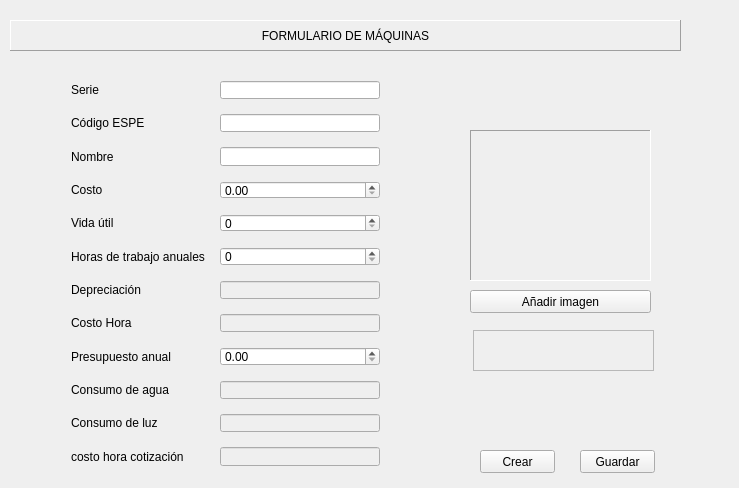
Exxu/cosmec-si, file cosmec/formulariomaq.ui: the form before one commit.
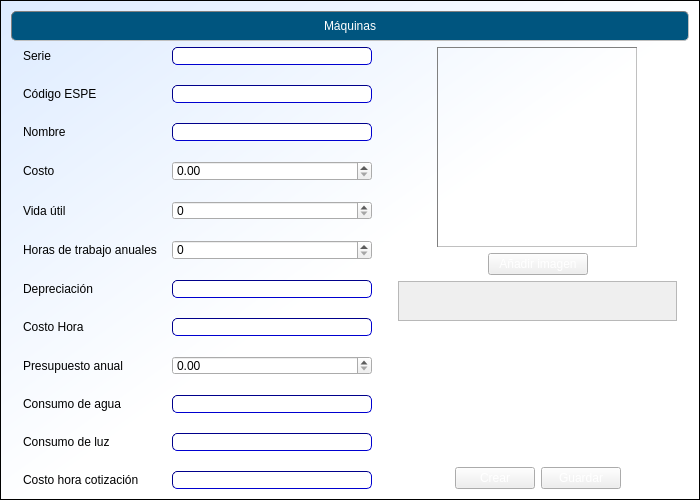
The form after the commit.

Commit message: formularios actualizados

```diff
--- a/cosmec/formulariomaq.ui
+++ b/cosmec/formulariomaq.ui
@@ -6,21 +6,71 @@
    <rect>
     <x>0</x>
     <y>0</y>
-    <width>739</width>
-    <height>488</height>
+    <width>700</width>
+    <height>500</height>
    </rect>
   </property>
+  <property name="minimumSize">
+   <size>
+    <width>700</width>
+    <height>500</height>
+   </size>
+  </property>
   <property name="windowTitle">
    <string>formularioMaq</string>
   </property>
+  <property name="styleSheet">
+   <string notr="true">QWidget#formularioMaq{
+background:qlineargradient(spread:pad, x1:0, y1:0, x2:1, y2:1, stop:0 rgba(221, 235, 255, 255), stop:0.522727 rgba(255, 255, 255, 255));
+border: 1px solid black;
+}
+.QFrame {
+ border: 1px inset gray;
+ border-radius: 5px;
+ background:  transparent;
+}
+QLabel#label {/*titulos de pág*/
+border: 1px inset gray;
+ border-radius: 5px;
+font: bold 12pt &quot;Calibri&quot;;
+background:rgb(0, 85, 127);
+color:white;
+qproperty-alignment: AlignCenter
+}
+QLabel#label_11 {/*foto*/
+border: 1px inset gray;
+qproperty-alignment: AlignCenter
+}
+QLabel{
+border: 0px;
+font: 11pt &quot;Arial&quot;;
+background: transparent;
+}
+.QPushButton {
+background: qlineargradient(
+  x1:0, y1:0, x2:0, y2:1,
+  stop:0 #68778e,
+  stop: 0.4 #5c637d
+  stop: 0.5 #717990,
+  stop:1 #bec1d2
+ );
+ color: white;
+}
+QLineEdit {
+     border: 1px inset darkblue;
+     border-radius: 5px;
+     background:white;
+     selection-background-color: darkgray;
+ }</string>
+  </property>
+  <layout class="QVBoxLayout" name="verticalLayout_2">
+   <item>
   <widget class="QLabel" name="label">
-   <property name="geometry">
-    <rect>
-     <x>10</x>
-     <y>20</y>
-     <width>671</width>
-     <height>31</height>
-    </rect>
+     <property name="minimumSize">
+      <size>
+       <width>0</width>
+       <height>30</height>
+      </size>
    </property>
    <property name="frameShape">
     <enum>QFrame::Panel</enum>
@@ -29,21 +79,42 @@
     <enum>QFrame::Raised</enum>
    </property>
    <property name="text">
-    <string>FORMULARIO DE MÁQUINAS</string>
+      <string>Máquinas</string>
    </property>
    <property name="alignment">
     <set>Qt::AlignCenter</set>
    </property>
   </widget>
-  <widget class="QWidget" name="formLayoutWidget">
-   <property name="geometry">
-    <rect>
-     <x>60</x>
-     <y>70</y>
-     <width>331</width>
-     <height>407</height>
-    </rect>
-   </property>
+   </item>
+   <item>
+    <spacer name="verticalSpacer_3">
+     <property name="orientation">
+      <enum>Qt::Vertical</enum>
+     </property>
+     <property name="sizeHint" stdset="0">
+      <size>
+       <width>20</width>
+       <height>9</height>
+      </size>
+     </property>
+    </spacer>
+   </item>
+   <item>
+    <layout class="QHBoxLayout" name="horizontalLayout_4">
+     <item>
+      <spacer name="horizontalSpacer_3">
+       <property name="orientation">
+        <enum>Qt::Horizontal</enum>
+       </property>
+       <property name="sizeHint" stdset="0">
+        <size>
+         <width>13</width>
+         <height>20</height>
+        </size>
+       </property>
+      </spacer>
+     </item>
+     <item>
    <layout class="QFormLayout" name="formLayout">
     <property name="fieldGrowthPolicy">
      <enum>QFormLayout::AllNonFixedFieldsGrow</enum>
@@ -52,7 +123,7 @@
      <number>15</number>
     </property>
     <property name="verticalSpacing">
-     <number>15</number>
+        <number>20</number>
     </property>
     <item row="0" column="0">
      <widget class="QLabel" name="label_2">
@@ -66,6 +137,12 @@
       <property name="enabled">
        <bool>true</bool>
       </property>
+         <property name="minimumSize">
+          <size>
+           <width>200</width>
+           <height>0</height>
+          </size>
+         </property>
      </widget>
     </item>
     <item row="1" column="0">
@@ -95,6 +172,13 @@
       </property>
      </widget>
     </item>
+       <item row="3" column="1">
+        <widget class="QDoubleSpinBox" name="doubleSpinBox_2">
+         <property name="maximum">
+          <double>999999999.990000009536743</double>
+         </property>
+        </widget>
+       </item>
     <item row="4" column="0">
      <widget class="QLabel" name="label_6">
       <property name="text">
@@ -116,6 +200,13 @@
       </property>
      </widget>
     </item>
+       <item row="5" column="1">
+        <widget class="QSpinBox" name="spinBox_2">
+         <property name="maximum">
+          <number>999999999</number>
+         </property>
+        </widget>
+       </item>
     <item row="6" column="0">
      <widget class="QLabel" name="label_8">
       <property name="text">
@@ -137,6 +228,13 @@
       </property>
      </widget>
     </item>
+       <item row="7" column="1">
+        <widget class="QLineEdit" name="lineEdit_10">
+         <property name="enabled">
+          <bool>false</bool>
+         </property>
+        </widget>
+       </item>
     <item row="8" column="0">
      <widget class="QLabel" name="label_10">
       <property name="text">
@@ -144,6 +242,13 @@
       </property>
      </widget>
     </item>
+       <item row="8" column="1">
+        <widget class="QDoubleSpinBox" name="doubleSpinBox_3">
+         <property name="maximum">
+          <double>999999999.990000009536743</double>
+         </property>
+        </widget>
+       </item>
     <item row="9" column="0">
      <widget class="QLabel" name="label_12">
       <property name="text">
@@ -151,6 +256,13 @@
       </property>
      </widget>
     </item>
+       <item row="9" column="1">
+        <widget class="QLineEdit" name="lineEdit_7">
+         <property name="enabled">
+          <bool>false</bool>
+         </property>
+        </widget>
+       </item>
     <item row="10" column="0">
      <widget class="QLabel" name="label_13">
       <property name="text">
@@ -158,20 +270,6 @@
       </property>
      </widget>
     </item>
-    <item row="11" column="0">
-     <widget class="QLabel" name="label_14">
-      <property name="text">
-       <string>costo hora cotización</string>
-      </property>
-     </widget>
-    </item>
-    <item row="9" column="1">
-     <widget class="QLineEdit" name="lineEdit_7">
-      <property name="enabled">
-       <bool>false</bool>
-      </property>
-     </widget>
-    </item>
     <item row="10" column="1">
      <widget class="QLineEdit" name="lineEdit_8">
       <property name="enabled">
@@ -179,6 +277,13 @@
       </property>
      </widget>
     </item>
+       <item row="11" column="0">
+        <widget class="QLabel" name="label_14">
+         <property name="text">
+          <string>Costo hora cotización</string>
+         </property>
+        </widget>
+       </item>
     <item row="11" column="1">
      <widget class="QLineEdit" name="lineEdit_9">
       <property name="enabled">
@@ -186,44 +291,57 @@
       </property>
      </widget>
     </item>
-    <item row="7" column="1">
-     <widget class="QLineEdit" name="lineEdit_10">
-      <property name="enabled">
-       <bool>false</bool>
-      </property>
-     </widget>
-    </item>
-    <item row="3" column="1">
-     <widget class="QDoubleSpinBox" name="doubleSpinBox_2">
-      <property name="maximum">
-       <double>999999999.990000009536743</double>
-      </property>
-     </widget>
-    </item>
-    <item row="8" column="1">
-     <widget class="QDoubleSpinBox" name="doubleSpinBox_3">
-      <property name="maximum">
-       <double>999999999.990000009536743</double>
-      </property>
-     </widget>
-    </item>
-    <item row="5" column="1">
-     <widget class="QSpinBox" name="spinBox_2">
-      <property name="maximum">
-       <number>999999999</number>
-      </property>
-     </widget>
-    </item>
-   </layout>
-  </widget>
+      </layout>
+     </item>
+     <item>
+      <spacer name="horizontalSpacer_4">
+       <property name="orientation">
+        <enum>Qt::Horizontal</enum>
+       </property>
+       <property name="sizeHint" stdset="0">
+        <size>
+         <width>22</width>
+         <height>20</height>
+        </size>
+       </property>
+      </spacer>
+     </item>
+     <item>
+      <layout class="QVBoxLayout" name="verticalLayout">
+       <item>
+        <layout class="QHBoxLayout" name="horizontalLayout_2">
+         <item>
+          <spacer name="horizontalSpacer">
+           <property name="orientation">
+            <enum>Qt::Horizontal</enum>
+           </property>
+           <property name="sizeHint" stdset="0">
+            <size>
+             <width>40</width>
+             <height>20</height>
+            </size>
+           </property>
+          </spacer>
+         </item>
+         <item>
   <widget class="QLabel" name="label_11">
-   <property name="geometry">
-    <rect>
-     <x>470</x>
-     <y>130</y>
-     <width>181</width>
-     <height>151</height>
-    </rect>
+           <property name="sizePolicy">
+            <sizepolicy hsizetype="Expanding" vsizetype="Expanding">
+             <horstretch>0</horstretch>
+             <verstretch>0</verstretch>
+            </sizepolicy>
+           </property>
+           <property name="minimumSize">
+            <size>
+             <width>200</width>
+             <height>200</height>
+            </size>
+           </property>
+           <property name="maximumSize">
+            <size>
+             <width>200</width>
+             <height>200</height>
+            </size>
    </property>
    <property name="frameShape">
     <enum>QFrame::Panel</enum>
@@ -235,58 +353,166 @@
     <string/>
    </property>
   </widget>
+         </item>
+         <item>
+          <spacer name="horizontalSpacer_2">
+           <property name="orientation">
+            <enum>Qt::Horizontal</enum>
+           </property>
+           <property name="sizeHint" stdset="0">
+            <size>
+             <width>40</width>
+             <height>20</height>
+            </size>
+           </property>
+          </spacer>
+         </item>
+        </layout>
+       </item>
+       <item>
+        <layout class="QHBoxLayout" name="horizontalLayout_3">
+         <item>
+          <spacer name="horizontalSpacer_6">
+           <property name="orientation">
+            <enum>Qt::Horizontal</enum>
+           </property>
+           <property name="sizeHint" stdset="0">
+            <size>
+             <width>40</width>
+             <height>20</height>
+            </size>
+           </property>
+          </spacer>
+         </item>
+         <item>
   <widget class="QPushButton" name="pushButton">
-   <property name="geometry">
-    <rect>
-     <x>470</x>
-     <y>290</y>
-     <width>181</width>
-     <height>23</height>
-    </rect>
+           <property name="minimumSize">
+            <size>
+             <width>100</width>
+             <height>0</height>
+            </size>
    </property>
    <property name="text">
     <string>Añadir imagen</string>
    </property>
   </widget>
+         </item>
+         <item>
+          <spacer name="horizontalSpacer_7">
+           <property name="orientation">
+            <enum>Qt::Horizontal</enum>
+           </property>
+           <property name="sizeHint" stdset="0">
+            <size>
+             <width>40</width>
+             <height>20</height>
+            </size>
+           </property>
+          </spacer>
+         </item>
+        </layout>
+       </item>
+       <item>
   <widget class="QPlainTextEdit" name="plainTextEdit">
    <property name="enabled">
     <bool>false</bool>
    </property>
-   <property name="geometry">
-    <rect>
-     <x>473</x>
-     <y>330</y>
-     <width>181</width>
-     <height>41</height>
-    </rect>
-   </property>
-  </widget>
-  <widget class="QPushButton" name="pushButton_2">
-   <property name="geometry">
-    <rect>
-     <x>580</x>
-     <y>450</y>
-     <width>75</width>
-     <height>23</height>
-    </rect>
-   </property>
-   <property name="text">
-    <string>Guardar</string>
-   </property>
-  </widget>
+         <property name="maximumSize">
+          <size>
+           <width>16777215</width>
+           <height>40</height>
+          </size>
+         </property>
+        </widget>
+       </item>
+       <item>
+        <spacer name="verticalSpacer">
+         <property name="orientation">
+          <enum>Qt::Vertical</enum>
+         </property>
+         <property name="sizeHint" stdset="0">
+          <size>
+           <width>20</width>
+           <height>40</height>
+          </size>
+         </property>
+        </spacer>
+       </item>
+       <item>
+        <layout class="QHBoxLayout" name="horizontalLayout">
+         <item>
+          <spacer name="horizontalSpacer_8">
+           <property name="orientation">
+            <enum>Qt::Horizontal</enum>
+           </property>
+           <property name="sizeHint" stdset="0">
+            <size>
+             <width>40</width>
+             <height>20</height>
+            </size>
+           </property>
+          </spacer>
+         </item>
+         <item>
   <widget class="QPushButton" name="pushButton_3">
-   <property name="geometry">
-    <rect>
-     <x>480</x>
-     <y>450</y>
-     <width>75</width>
-     <height>23</height>
-    </rect>
-   </property>
    <property name="text">
     <string>Crear</string>
    </property>
   </widget>
+         </item>
+         <item>
+          <widget class="QPushButton" name="pushButton_2">
+           <property name="text">
+            <string>Guardar</string>
+           </property>
+          </widget>
+         </item>
+         <item>
+          <spacer name="horizontalSpacer_9">
+           <property name="orientation">
+            <enum>Qt::Horizontal</enum>
+           </property>
+           <property name="sizeHint" stdset="0">
+            <size>
+             <width>40</width>
+             <height>20</height>
+            </size>
+           </property>
+          </spacer>
+         </item>
+        </layout>
+       </item>
+      </layout>
+     </item>
+     <item>
+      <spacer name="horizontalSpacer_5">
+       <property name="orientation">
+        <enum>Qt::Horizontal</enum>
+       </property>
+       <property name="sizeHint" stdset="0">
+        <size>
+         <width>13</width>
+         <height>20</height>
+        </size>
+       </property>
+      </spacer>
+     </item>
+    </layout>
+   </item>
+   <item>
+    <spacer name="verticalSpacer_2">
+     <property name="orientation">
+      <enum>Qt::Vertical</enum>
+     </property>
+     <property name="sizeHint" stdset="0">
+      <size>
+       <width>20</width>
+       <height>10</height>
+      </size>
+     </property>
+    </spacer>
+   </item>
+  </layout>
  </widget>
  <layoutdefault spacing="6" margin="11"/>
  <resources/>
```
Lines whose indentation alone changed are shown as unchanged. The commit also changes 25 other files.
